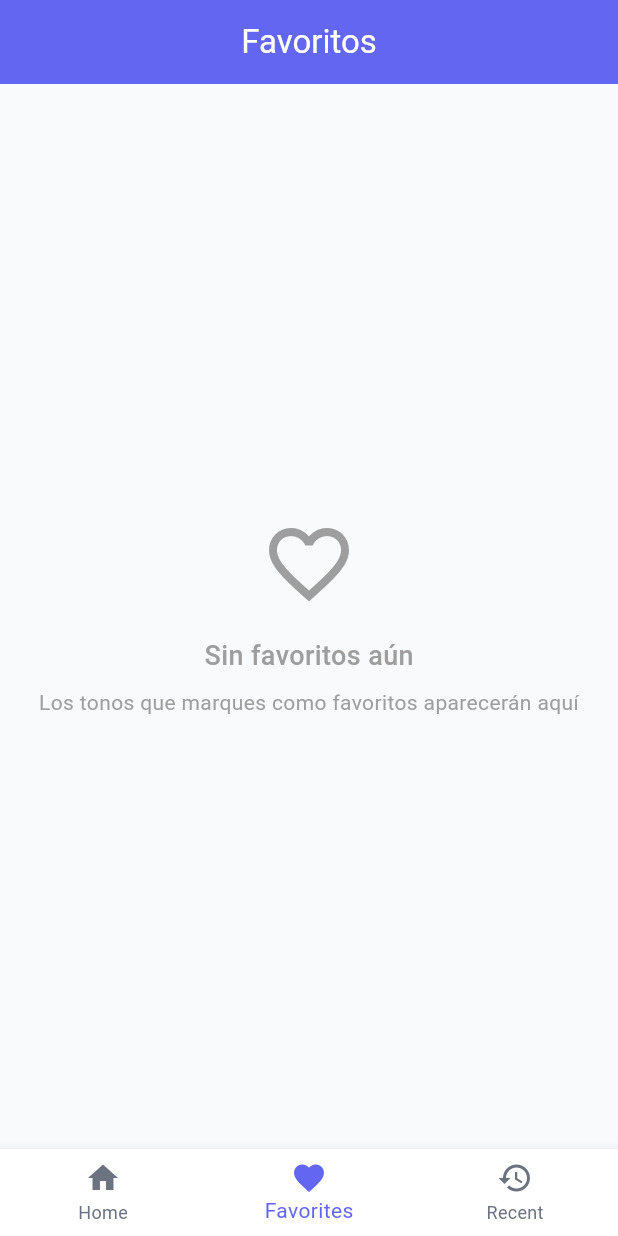
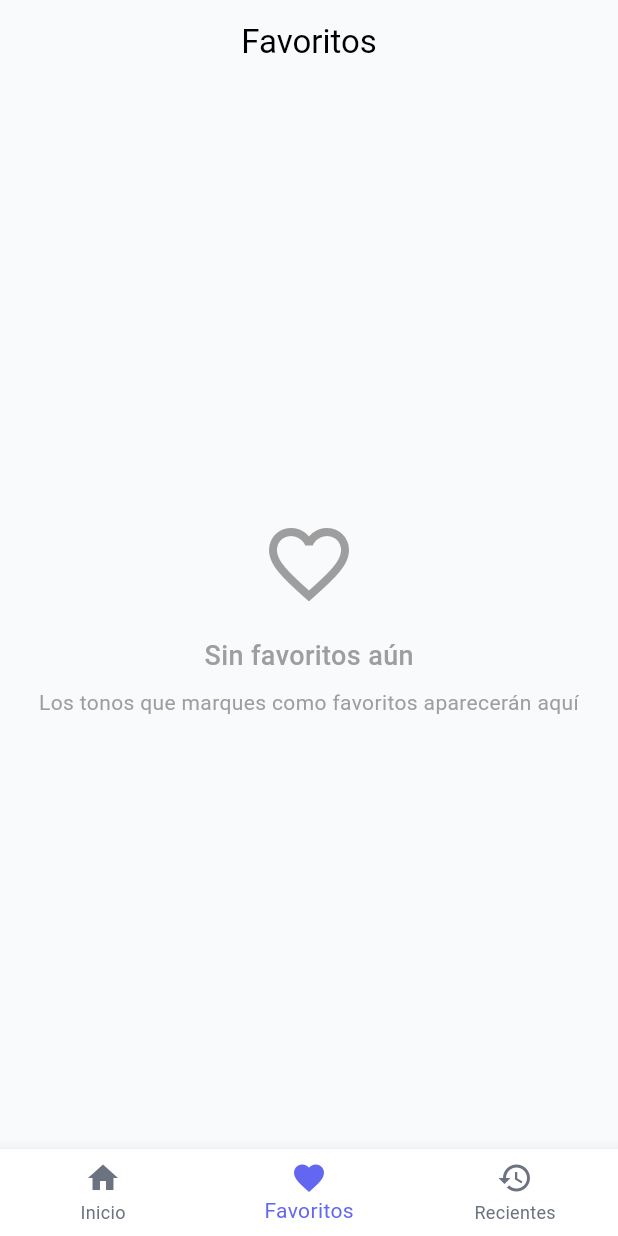
Before and after one commit to julianesar/notificatiion_tones, a Flutter app: the screen it shows after launch, item 2 of the bottom bar chosen, on a phone screen of 412 x 824 dp. Run offline on Flutter 3.47's test engine with Material 3 defaults, Android fonts, the phone set to English and light mode, and no system bars; our stand-ins replace cached_network_image, device_info_plus, flutter_svg, get_it, just_audio, permission_handler and 3 more; accounts and stored records are empty; network calls fail.

Commit message:
All texts in spanish, UI Home tab improved, appbars transparent color

```diff
--- a/lib/config/theme_config.dart
+++ b/lib/config/theme_config.dart
@@ -45,15 +45,15 @@ class ThemeConfig {
         onError: Colors.white,
       ),
       appBarTheme: const AppBarTheme(
-        elevation: 4,
+        elevation: 0,
         centerTitle: true,
-        backgroundColor: primaryLight,
-        foregroundColor: Colors.white,
-        iconTheme: IconThemeData(color: Colors.white),
+        backgroundColor: Colors.transparent,
+        foregroundColor: Colors.black,
+        iconTheme: IconThemeData(color: Colors.black),
         systemOverlayStyle: SystemUiOverlayStyle(
-          statusBarColor: primaryLight,
-          statusBarIconBrightness: Brightness.light,
-          statusBarBrightness: Brightness.dark,
+          statusBarColor: Colors.transparent,
+          statusBarIconBrightness: Brightness.dark,
+          statusBarBrightness: Brightness.light,
         ),
         shape: RoundedRectangleBorder(
           borderRadius: BorderRadius.zero,
@@ -103,15 +103,15 @@ class ThemeConfig {
         onError: Colors.black,
       ),
       appBarTheme: const AppBarTheme(
-        elevation: 4,
+        elevation: 0,
         centerTitle: true,
-        backgroundColor: primaryDark,
-        foregroundColor: Colors.white,
-        iconTheme: IconThemeData(color: Colors.white),
+        backgroundColor: Colors.transparent,
+        foregroundColor: Colors.black,
+        iconTheme: IconThemeData(color: Colors.black),
         systemOverlayStyle: SystemUiOverlayStyle(
-          statusBarColor: primaryDark,
-          statusBarIconBrightness: Brightness.light,
-          statusBarBrightness: Brightness.dark,
+          statusBarColor: Colors.transparent,
+          statusBarIconBrightness: Brightness.dark,
+          statusBarBrightness: Brightness.light,
         ),
         shape: RoundedRectangleBorder(
           borderRadius: BorderRadius.zero,
--- a/lib/core/theme/icon_colors.dart
+++ b/lib/core/theme/icon_colors.dart
@@ -6,6 +6,9 @@ class AppIconColors {
   static const Color favoriteActive = Color(0xFFDC5151);
 
   static const Color appRed = Color(0xFFDC5151);
+
+  static Color iconBlack(BuildContext context) =>
+      Theme.of(context).colorScheme.onSurfaceVariant.withValues(alpha: 0.7);
 
   static Color primary(BuildContext context) =>
       Theme.of(context).colorScheme.primary;
@@ -27,4 +30,5 @@ extension AppIconColorsExtension on BuildContext {
   Color get iconOnPrimary => AppIconColors.onPrimary(this);
   Color get iconFavoriteActive => AppIconColors.favoriteActive;
   Color get iconAppRed => AppIconColors.appRed;
+  Color get iconBlack => AppIconColors.iconBlack(this);
 }
--- a/lib/features/downloads/presentation/pages/downloads_page.dart
+++ b/lib/features/downloads/presentation/pages/downloads_page.dart
@@ -31,7 +31,7 @@ class _DownloadsPageState extends State<DownloadsPage> {
   Widget build(BuildContext context) {
     return Scaffold(
       appBar: AppBar(
-        title: const Text('Recent'),
+        title: const Text('Recientes'),
         actions: [
           IconButton(
             icon: const Icon(Icons.folder_open),
--- a/lib/features/tones/presentation/pages/tone_player_page.dart
+++ b/lib/features/tones/presentation/pages/tone_player_page.dart
@@ -872,7 +872,7 @@ class _TonePlayerPageState extends State<TonePlayerPage>
     return Scaffold(
       backgroundColor: colorScheme.surface,
       appBar: AppBar(
-        title: const Text('Playing'),
+        title: const Text('Reproduciendo'),
         actions: _currentTone.requiresAttribution == true
             ? [
                 IconButton(
@@ -1195,7 +1195,7 @@ class _TonePlayerPageState extends State<TonePlayerPage>
                       ),
                     ),
                     child: Text(
-                      'Set as Ringtone',
+                      'Establecer como tono',
                       style: theme.textTheme.titleMedium?.copyWith(
                         fontWeight: FontWeight.w600,
                         color: Colors.white,
--- a/lib/screens/main_screen.dart
+++ b/lib/screens/main_screen.dart
@@ -60,14 +60,14 @@ class _MainScreenState extends State<MainScreen> {
         },
         type: BottomNavigationBarType.fixed,
         items: const [
-          BottomNavigationBarItem(icon: Icon(Icons.home), label: 'Home'),
+          BottomNavigationBarItem(icon: Icon(Icons.home), label: 'Inicio'),
           BottomNavigationBarItem(
             icon: Icon(Icons.favorite),
-            label: 'Favorites',
+            label: 'Favoritos',
           ),
           BottomNavigationBarItem(
             icon: Icon(Icons.history),
-            label: 'Recent',
+            label: 'Recientes',
           ),
         ],
         ),
```
Also changed, not shown: lib/features/categories/presentation/pages/categories_page.dart (+4 -4 lines), lib/screens/home_screen.dart (+68 -5 lines), .claude/settings.local.json.
